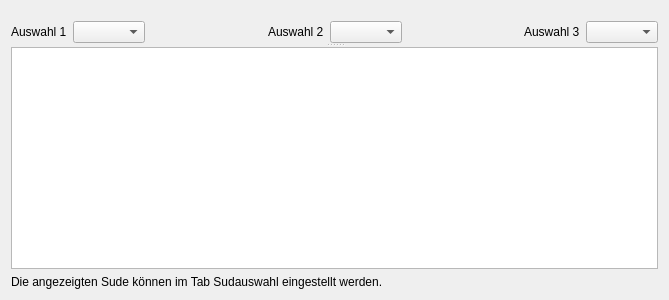
Qt form kleiner-brauhelfer/tabbrauuebersicht.ui (kleiner-brauhelfer/kleiner-brauhelfer-2) before a commit.
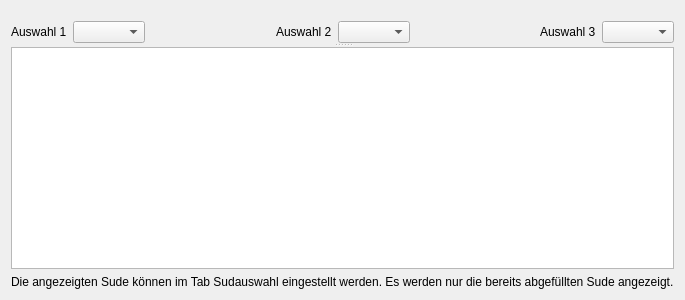
The same form after that commit. Custom widgets are drawn as their Qt base class.

Patch:
```diff
--- a/kleiner-brauhelfer/tabbrauuebersicht.ui
+++ b/kleiner-brauhelfer/tabbrauuebersicht.ui
@@ -130,7 +130,7 @@
    <item>
     <widget class="QLabel" name="label">
      <property name="text">
-      <string>Die angezeigten Sude können im Tab Sudauswahl eingestellt werden.</string>
+      <string>Die angezeigten Sude können im Tab Sudauswahl eingestellt werden. Es werden nur die bereits abgefüllten Sude angezeigt.</string>
      </property>
     </widget>
    </item>
```
